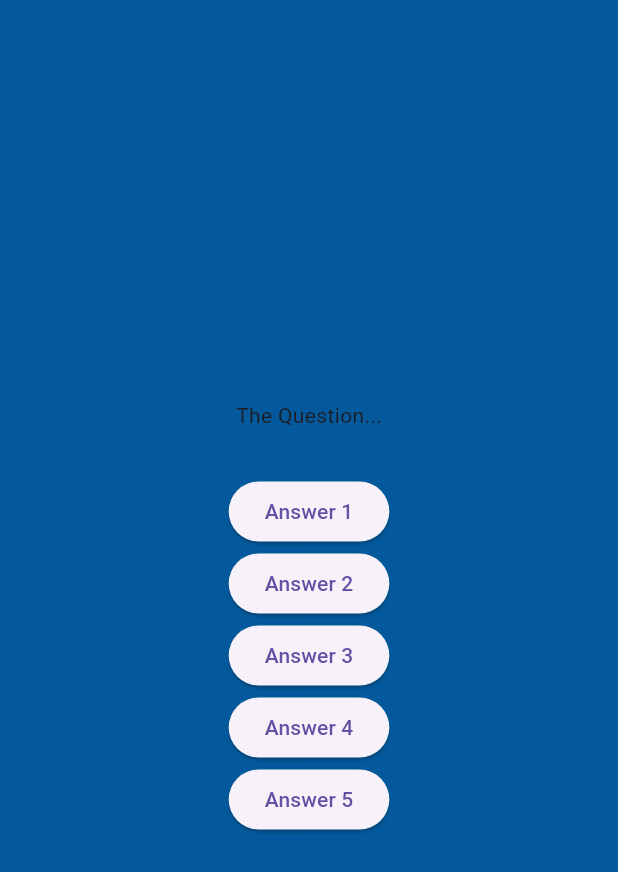
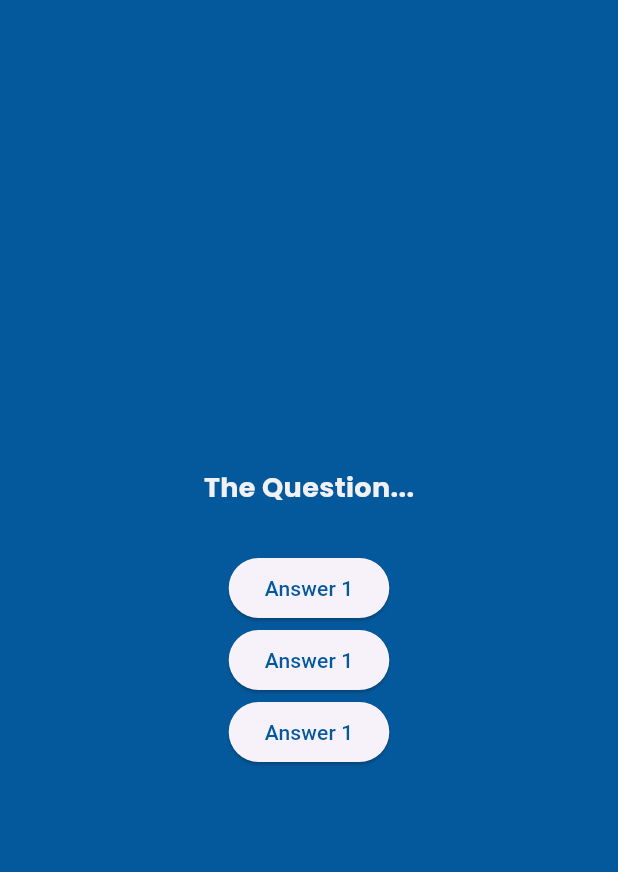
Before and after one commit to qyupaww/quiz_app, a Flutter app: the screen it shows after launch, after a tap on "Start Quiz", on a phone screen of 412 x 824 dp. Shown: the top 872 px of the screen. Run offline on Flutter 3.47's test engine with Material 3 defaults, Android fonts, the phone set to English and light mode, and no system bars; our stand-ins replace google_fonts.

Commit message:
reusable custom button

```diff
--- /dev/null
+++ b/lib/answer_button.dart
@@ -0,0 +1,21 @@
+import 'package:flutter/material.dart';
+import 'package:quiz_app/theme.dart';
+
+class AnswerButton extends StatelessWidget {
+  const AnswerButton(
+      {super.key, required this.answerText, required this.onTap});
+
+  final String answerText;
+  final void Function() onTap;
+
+  @override
+  Widget build(BuildContext context) {
+    return ElevatedButton(
+      onPressed: onTap,
+      style: ElevatedButton.styleFrom(
+        foregroundColor: primaryColor,
+      ),
+      child: Text(answerText),
+    );
+  }
+}
--- a/lib/questions.dart
+++ b/lib/questions.dart
@@ -1,4 +1,6 @@
 import 'package:flutter/material.dart';
+import 'package:quiz_app/answer_button.dart';
+import 'package:quiz_app/theme.dart';
 
 class Questions extends StatefulWidget {
   const Questions({super.key});
@@ -15,29 +17,27 @@ class _QuestionsState extends State<Questions> {
       child: Column(
         mainAxisAlignment: MainAxisAlignment.center,
         children: [
-          const Text('The Question...'),
+          Text(
+            'The Question...',
+            style: primaryTextStyle.copyWith(
+              fontSize: 18,
+              fontWeight: bold,
+            ),
+          ),
           const SizedBox(
             height: 30,
           ),
-          ElevatedButton(
-            onPressed: () {},
-            child: const Text('Answer 1'),
+          AnswerButton(
+            answerText: 'Answer 1',
+            onTap: () {},
           ),
-          ElevatedButton(
-            onPressed: () {},
-            child: const Text('Answer 2'),
+          AnswerButton(
+            answerText: 'Answer 1',
+            onTap: () {},
           ),
-          ElevatedButton(
-            onPressed: () {},
-            child: const Text('Answer 3'),
-          ),
-          ElevatedButton(
-            onPressed: () {},
-            child: const Text('Answer 4'),
-          ),
-          ElevatedButton(
-            onPressed: () {},
-            child: const Text('Answer 5'),
+          AnswerButton(
+            answerText: 'Answer 1',
+            onTap: () {},
           ),
         ],
       ),
```
